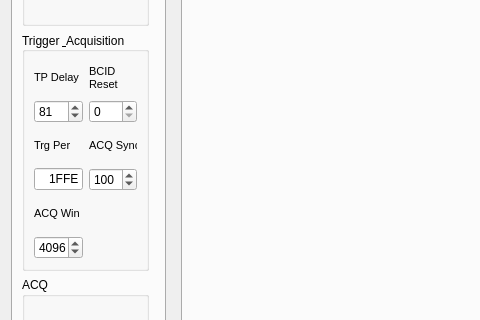
First picture: the form in src/fec_window.ui, repository YanzhaoW/vmmsc, before the edit; both pictures show x 0 to 480 and y 383 to 703 of the 1061 by 922 pixel window.
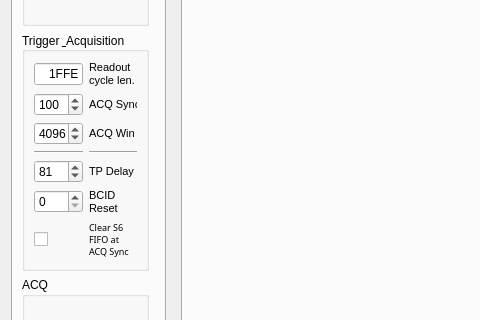
Second picture: the form after the edit. The open tabs and pages were chosen to show the change.

Commit message: added duty cycle for ckbc, was hard coded to 18.725 ns high; added configuration bit to clear Spartan-6 data fifo

```diff
--- a/src/fec_window.ui
+++ b/src/fec_window.ui
@@ -310,7 +310,108 @@
           <set>Qt::AlignLeading|Qt::AlignLeft|Qt::AlignVCenter</set>
          </property>
          <layout class="QGridLayout" name="gridLayout_3">
-          <item row="1" column="1">
+          <item row="0" column="1">
+           <widget class="QLabel" name="label_22">
+            <property name="font">
+             <font>
+              <pointsize>8</pointsize>
+             </font>
+            </property>
+            <property name="text">
+             <string>Readout cycle len.</string>
+            </property>
+            <property name="wordWrap">
+             <bool>true</bool>
+            </property>
+           </widget>
+          </item>
+          <item row="1" column="0">
+           <widget class="QSpinBox" name="acqSync">
+            <property name="font">
+             <font>
+              <family>Arial</family>
+              <pointsize>9</pointsize>
+             </font>
+            </property>
+            <property name="minimum">
+             <number>1</number>
+            </property>
+            <property name="maximum">
+             <number>50000</number>
+            </property>
+            <property name="singleStep">
+             <number>1</number>
+            </property>
+            <property name="value">
+             <number>100</number>
+            </property>
+           </widget>
+          </item>
+          <item row="2" column="0">
+           <widget class="QSpinBox" name="acqWindow">
+            <property name="font">
+             <font>
+              <family>Arial</family>
+              <pointsize>9</pointsize>
+             </font>
+            </property>
+            <property name="minimum">
+             <number>1</number>
+            </property>
+            <property name="maximum">
+             <number>50000</number>
+            </property>
+            <property name="singleStep">
+             <number>1</number>
+            </property>
+            <property name="value">
+             <number>4096</number>
+            </property>
+           </widget>
+          </item>
+          <item row="4" column="1">
+           <widget class="QLabel" name="label_7">
+            <property name="font">
+             <font>
+              <pointsize>8</pointsize>
+             </font>
+            </property>
+            <property name="text">
+             <string>TP Delay</string>
+            </property>
+           </widget>
+          </item>
+          <item row="2" column="1">
+           <widget class="QLabel" name="label_21">
+            <property name="font">
+             <font>
+              <pointsize>8</pointsize>
+             </font>
+            </property>
+            <property name="text">
+             <string>ACQ Win</string>
+            </property>
+            <property name="wordWrap">
+             <bool>true</bool>
+            </property>
+           </widget>
+          </item>
+          <item row="5" column="1">
+           <widget class="QLabel" name="label_37">
+            <property name="font">
+             <font>
+              <pointsize>8</pointsize>
+             </font>
+            </property>
+            <property name="text">
+             <string>BCID Reset</string>
+            </property>
+            <property name="wordWrap">
+             <bool>true</bool>
+            </property>
+           </widget>
+          </item>
+          <item row="5" column="0">
            <widget class="QSpinBox" name="bcid_reset">
             <property name="font">
              <font>
@@ -332,7 +433,7 @@
             </property>
            </widget>
           </item>
-          <item row="2" column="1">
+          <item row="1" column="1">
            <widget class="QLabel" name="label_20">
             <property name="font">
              <font>
@@ -344,7 +445,7 @@
             </property>
            </widget>
           </item>
-          <item row="3" column="0">
+          <item row="0" column="0">
            <widget class="QLineEdit" name="trgPeriod">
             <property name="font">
              <font>
@@ -360,108 +461,7 @@
             </property>
            </widget>
           </item>
-          <item row="6" column="0">
-           <widget class="QSpinBox" name="acqWindow">
-            <property name="font">
-             <font>
-              <family>Arial</family>
-              <pointsize>9</pointsize>
-             </font>
-            </property>
-            <property name="minimum">
-             <number>1</number>
-            </property>
-            <property name="maximum">
-             <number>50000</number>
-            </property>
-            <property name="singleStep">
-             <number>1</number>
-            </property>
-            <property name="value">
-             <number>4096</number>
-            </property>
-           </widget>
-          </item>
-          <item row="0" column="1">
-           <widget class="QLabel" name="label_37">
-            <property name="font">
-             <font>
-              <pointsize>8</pointsize>
-             </font>
-            </property>
-            <property name="text">
-             <string>BCID Reset</string>
-            </property>
-            <property name="wordWrap">
-             <bool>true</bool>
-            </property>
-           </widget>
-          </item>
-          <item row="2" column="0">
-           <widget class="QLabel" name="label_22">
-            <property name="font">
-             <font>
-              <pointsize>8</pointsize>
-             </font>
-            </property>
-            <property name="text">
-             <string>Trg Per</string>
-            </property>
-            <property name="wordWrap">
-             <bool>true</bool>
-            </property>
-           </widget>
-          </item>
           <item row="4" column="0">
-           <widget class="QLabel" name="label_21">
-            <property name="font">
-             <font>
-              <pointsize>8</pointsize>
-             </font>
-            </property>
-            <property name="text">
-             <string>ACQ Win</string>
-            </property>
-            <property name="wordWrap">
-             <bool>true</bool>
-            </property>
-           </widget>
-          </item>
-          <item row="3" column="1">
-           <widget class="QSpinBox" name="acqSync">
-            <property name="font">
-             <font>
-              <family>Arial</family>
-              <pointsize>9</pointsize>
-             </font>
-            </property>
-            <property name="minimum">
-             <number>1</number>
-            </property>
-            <property name="maximum">
-             <number>50000</number>
-            </property>
-            <property name="singleStep">
-             <number>1</number>
-            </property>
-            <property name="value">
-             <number>100</number>
-            </property>
-           </widget>
-          </item>
-          <item row="0" column="0">
-           <widget class="QLabel" name="label_7">
-            <property name="font">
-             <font>
-              <pointsize>8</pointsize>
-             </font>
-            </property>
-            <property name="text">
-             <string>TP Delay</string>
-            </property>
-           </widget>
-          </item>
-          <item row="1" column="0">
            <widget class="QSpinBox" name="pulserDelay">
             <property name="font">
              <font>
@@ -483,6 +483,43 @@
             </property>
            </widget>
           </item>
+          <item row="3" column="0">
+           <widget class="Line" name="line">
+            <property name="orientation">
+             <enum>Qt::Horizontal</enum>
+            </property>
+           </widget>
+          </item>
+          <item row="3" column="1">
+           <widget class="Line" name="line_2">
+            <property name="orientation">
+             <enum>Qt::Horizontal</enum>
+            </property>
+           </widget>
+          </item>
+          <item row="6" column="1">
+           <widget class="QLabel" name="label">
+            <property name="font">
+             <font>
+              <family>Sans Serif</family>
+              <pointsize>7</pointsize>
+             </font>
+            </property>
+            <property name="text">
+             <string>Clear S6 FIFO at ACQ Sync</string>
+            </property>
+            <property name="wordWrap">
+             <bool>true</bool>
+            </property>
+           </widget>
+          </item>
+          <item row="6" column="0">
+           <widget class="QCheckBox" name="ClearS6FIFI">
+            <property name="text">
+             <string/>
+            </property>
+           </widget>
+          </item>
          </layout>
         </widget>
        </item>
```
Left out of the diff: 2 changed lines with no effect on the pictures. The commit also changes 7 other files.
